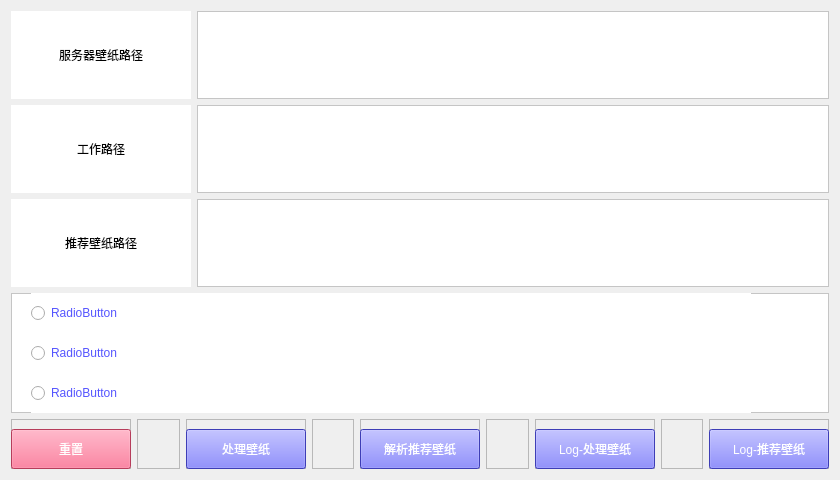
WanKaKa/MultipleLanguageUtils, file lock_image_config/main_ui.ui: the form before one commit.
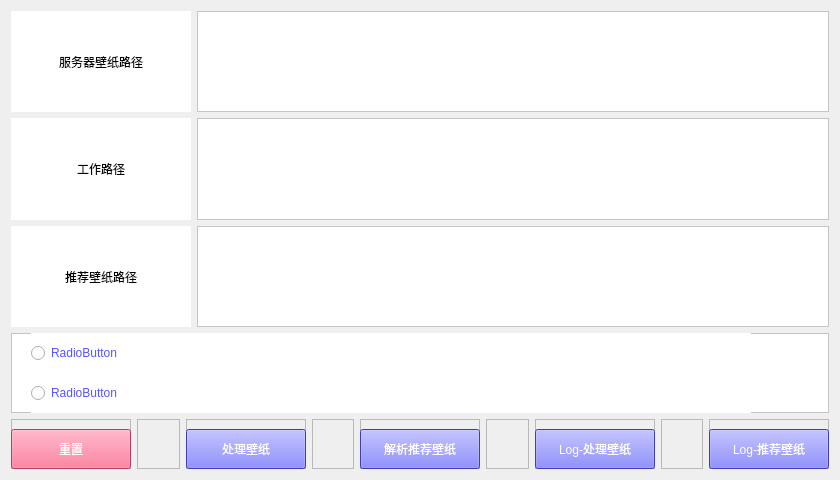
The form after the commit.

The edit to the form file:
```diff
--- a/lock_image_config/main_ui.ui
+++ b/lock_image_config/main_ui.ui
@@ -158,13 +158,13 @@
          <property name="minimumSize">
           <size>
            <width>0</width>
-           <height>120</height>
+           <height>80</height>
           </size>
          </property>
          <property name="maximumSize">
           <size>
            <width>16777215</width>
-           <height>120</height>
+           <height>80</height>
           </size>
          </property>
          <property name="styleSheet">
@@ -176,28 +176,11 @@
          <property name="frameShadow">
           <enum>QFrame::Raised</enum>
          </property>
-         <widget class="QRadioButton" name="service_url_1">
-          <property name="geometry">
-           <rect>
-            <x>20</x>
-            <y>0</y>
-            <width>720</width>
-            <height>40</height>
-           </rect>
-          </property>
-          <property name="styleSheet">
-           <string notr="true">font: 12pt &quot;微软雅黑&quot;;
-color: rgb(85, 85, 255);</string>
-          </property>
-          <property name="text">
-           <string>RadioButton</string>
-          </property>
-         </widget>
          <widget class="QRadioButton" name="service_url_2">
           <property name="geometry">
            <rect>
             <x>20</x>
-            <y>40</y>
+            <y>0</y>
             <width>720</width>
             <height>40</height>
            </rect>
@@ -214,7 +197,7 @@
           <property name="geometry">
            <rect>
             <x>20</x>
-            <y>80</y>
+            <y>40</y>
             <width>720</width>
             <height>40</height>
            </rect>
```
